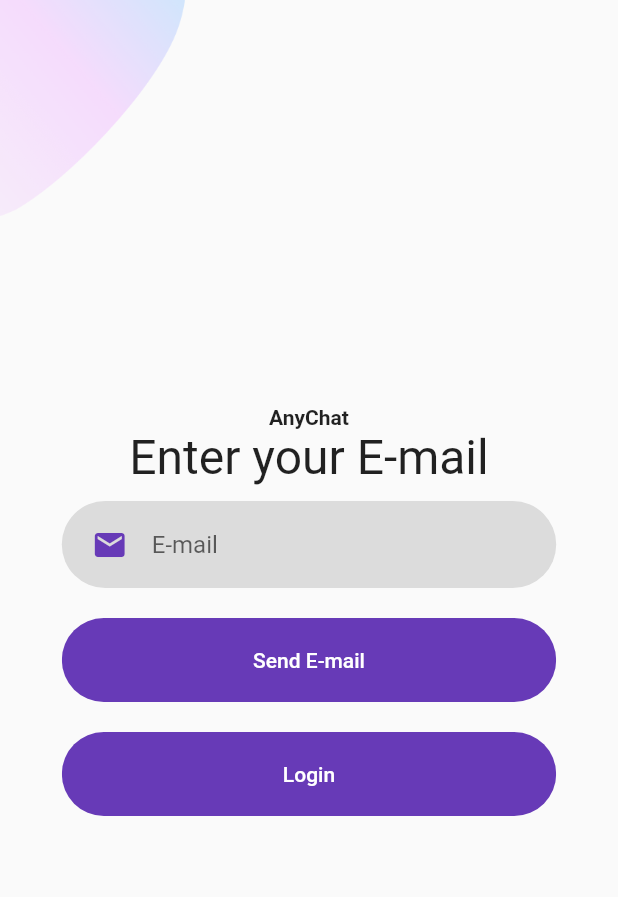
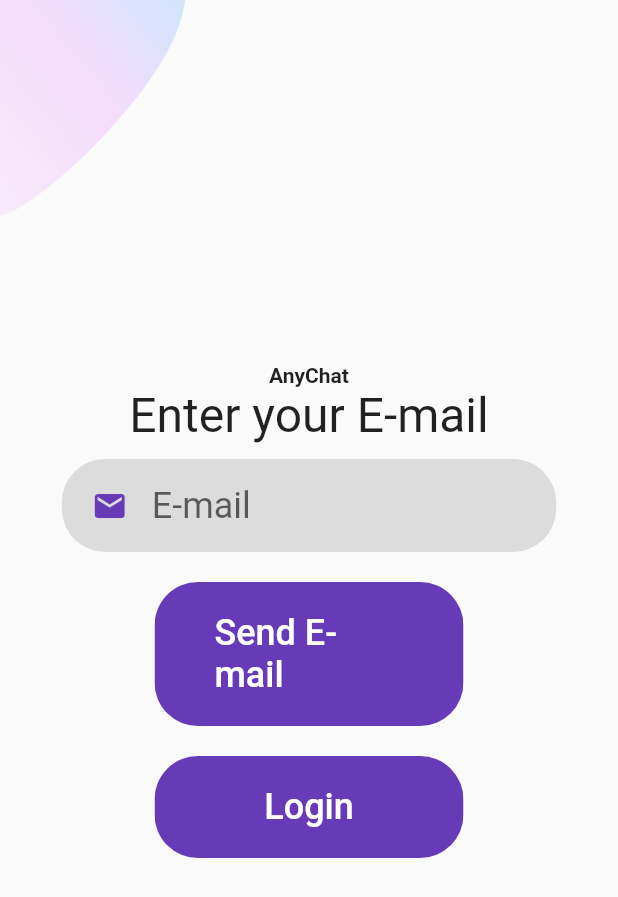
Before and after one commit to AdamTV/anychat, a Flutter app: the LoginScreen screen opened by its route, after a tap on "Forgot Password?", on a phone screen of 412 x 824 dp. Shown: the top 897 px of the screen. Run offline on Flutter 3.47's test engine with Material 3 defaults, Android fonts, the phone set to English and light mode, and no system bars; our stand-ins replace cloud_firestore, firebase_auth, firebase_core, firebase_storage, flutter_local_notifications, flutter_slidable and 10 more; missing offline and left inert: devicelocale, disposables, firebase_app_check, flutter_facebook_auth, flutter_ringtone_player, flutter_sound and 2 more; accounts and stored records are empty; generated files the repository leaves out were written again.

Commit message:
Refactor launch configurations, themes, and UI components
Update launch configurations, adjust themes for improved consistency, and modify UI components to enhance visual appeal and user experience. The changes also include added authorization scope for Google Cloud Platform. No significant issues are expected to arise from these modifications.

Closes: #123, #456

```diff
--- a/lib/components/constants.dart
+++ b/lib/components/constants.dart
@@ -7,28 +7,30 @@ final ThemeData kDefaultTheme = ThemeData(
     primaryColorDark: Colors.deepPurple[900],
     primaryColorLight: Colors.white,
     brightness: Brightness.light,
-    textTheme: Typography.blackMountainView,
-    colorScheme: ColorScheme.fromSwatch(primarySwatch: Colors.purple)
-        .copyWith(secondary: Colors.deepPurple[900])
-        .copyWith(
-            background: const Color(0x0000008b), brightness: Brightness.light));
+    textTheme: Typography.blackHelsinki,
+    colorScheme: ColorScheme.fromSeed(seedColor: Colors.purple).copyWith(
+        secondary: Colors.deepPurple[900],
+        background: Color.fromARGB(50, 0, 0, 139),
+        brightness: Brightness.light));
 
 final ThemeData kDarkTheme = ThemeData(
     useMaterial3: false,
     primaryColor: Colors.deepPurple,
     focusColor: Colors.black12,
-    primaryColorDark: Colors.grey[800],
+    primaryColorDark: Colors.deepPurple[900],
     primaryColorLight: Colors.white,
     brightness: Brightness.dark,
-    textTheme: Typography.whiteMountainView,
-    colorScheme: ColorScheme.fromSwatch(primarySwatch: Colors.purple)
-        .copyWith(secondary: Colors.deepPurple[900])
-        .copyWith(
-            background: const Color(0x0000008b), brightness: Brightness.dark));
+    textTheme: Typography.whiteHelsinki,
+    colorScheme: ColorScheme.fromSeed(seedColor: Colors.purple).copyWith(
+        secondary: Colors.deepPurple[900],
+        background: Color.fromARGB(50, 0, 0, 139),
+        brightness: Brightness.dark));
 
 final Color? kDefaultChatBubbleColorLeft = Colors.grey[200];
 final Color? kDefaultChatBubbleColorRight = Colors.blue[200];
 final Color? kDarkChatBubbleColorLeft = Colors.grey[800];
-final Color? kDarkChatBubbleColorRight = Colors.deepPurple[800];
+final Color? kDarkChatBubbleColorRight = const Color.fromARGB(214, 69, 39, 160);
+
+double? fontSize = 24;
 
 const agoraAppId = '72559be0b8944a8fb70a772d196078ce';
--- a/lib/components/have_account_check.dart
+++ b/lib/components/have_account_check.dart
@@ -1,3 +1,4 @@
+import 'package:anychat/components/constants.dart';
 import 'package:flutter/material.dart';
 import 'package:flutter_gen/gen_l10n/app_localizations.dart';
 
@@ -20,7 +21,8 @@ class HaveAccountCheck extends StatelessWidget {
           login
               ? "${AppLocalizations.of(context)!.doNotHaveAccount} "
               : "${AppLocalizations.of(context)!.haveAccount} ",
-          style: TextStyle(color: Theme.of(context).primaryColor),
+          style: TextStyle(
+              color: Theme.of(context).primaryColor, fontSize: fontSize! - 4.0),
         ),
         GestureDetector(
           onTap: press as void Function()?,
@@ -31,6 +33,7 @@ class HaveAccountCheck extends StatelessWidget {
             style: TextStyle(
               color: Theme.of(context).primaryColor,
               fontWeight: FontWeight.bold,
+              fontSize: fontSize! - 4.0,
             ),
           ),
         )
--- a/lib/components/or_divider.dart
+++ b/lib/components/or_divider.dart
@@ -1,3 +1,4 @@
+import 'package:anychat/components/constants.dart';
 import 'package:flutter/material.dart';
 import 'package:flutter_gen/gen_l10n/app_localizations.dart';
 
@@ -18,9 +19,9 @@ class OrDivider extends StatelessWidget {
             child: Text(
               AppLocalizations.of(context)!.or_caps,
               style: TextStyle(
-                color: Theme.of(context).primaryColor,
-                fontWeight: FontWeight.w600,
-              ),
+                  color: Theme.of(context).primaryColor,
+                  fontWeight: FontWeight.w600,
+                  fontSize: fontSize),
             ),
           ),
           buildDivider(),
--- a/lib/components/rounded_button.dart
+++ b/lib/components/rounded_button.dart
@@ -1,3 +1,4 @@
+import 'package:anychat/components/constants.dart';
 import 'package:flutter/material.dart';
 
 class RoundedButton extends StatelessWidget {
@@ -17,7 +18,7 @@ class RoundedButton extends StatelessWidget {
     Size size = MediaQuery.of(context).size;
     return Container(
       margin: const EdgeInsets.symmetric(vertical: 10),
-      width: size.width * 0.8,
+      width: size.width * 0.5,
       constraints: const BoxConstraints(maxWidth: 500),
       child: ClipRRect(
         borderRadius: BorderRadius.circular(29),
@@ -29,7 +30,8 @@ class RoundedButton extends StatelessWidget {
           onPressed: press as void Function()?,
           child: Text(
             text!,
-            style: TextStyle(color: Theme.of(context).primaryColorLight),
+            style: TextStyle(
+                color: Theme.of(context).primaryColorLight, fontSize: fontSize),
           ),
         ),
       ),
--- a/lib/components/rounded_input_field.dart
+++ b/lib/components/rounded_input_field.dart
@@ -1,3 +1,4 @@
+import 'package:anychat/components/constants.dart';
 import 'package:anychat/components/text_field_container.dart';
 import 'package:flutter/material.dart';
 
@@ -22,6 +23,7 @@ class RoundedInputField extends StatelessWidget {
         initialValue: initialValue,
         onChanged: onChanged,
         cursorColor: Theme.of(context).primaryColor,
+        style: TextStyle(fontSize: fontSize),
         decoration: InputDecoration(
           icon: Icon(
             icon,
--- a/lib/components/rounded_password_field.dart
+++ b/lib/components/rounded_password_field.dart
@@ -1,3 +1,4 @@
+import 'package:anychat/components/constants.dart';
 import 'package:anychat/components/text_field_container.dart';
 import 'package:flutter/material.dart';
 import 'package:flutter_gen/gen_l10n/app_localizations.dart';
@@ -20,6 +21,7 @@ class _RoundedPasswordFieldState extends State<RoundedPasswordField> {
   Widget build(BuildContext context) {
     return TextFieldContainer(
       child: TextField(
+        style: TextStyle(fontSize: fontSize),
         obscureText: obscureText,
         onChanged: widget.onChanged,
         cursorColor: Theme.of(context).primaryColor,
--- a/lib/components/social_icon.dart
+++ b/lib/components/social_icon.dart
@@ -18,23 +18,22 @@ class SocialIcon extends StatelessWidget {
       onTap: press as void Function()?,
       child: Container(
         margin: const EdgeInsets.symmetric(horizontal: 10),
-        padding: const EdgeInsets.all(20),
+        padding: const EdgeInsets.all(15),
         decoration: BoxDecoration(
+          color: Theme.of(context).primaryColor,
           border: Border.all(
             width: 2,
-            color: Theme.of(context).primaryColorDark,
+            color: Theme.of(context).primaryColor,
           ),
           shape: BoxShape.circle,
         ),
-        child: SvgPicture.asset(
-          iconSrc!,
-          height: size.width >= 750 ? 20 : size.width * 0.04,
-          width: size.width >= 750 ? 20 : size.width * 0.04,
-          colorFilter: ColorFilter.mode(
-            Theme.of(context).colorScheme.secondary,
-            BlendMode.srcIn,
-          )
-        ),
+        child: SvgPicture.asset(iconSrc!,
+            height: size.width * (size.width >= 750 ? 0.035 : 0.04),
+            width: size.width * (size.width >= 750 ? 0.035 : 0.04),
+            colorFilter: ColorFilter.mode(
+              Theme.of(context).colorScheme.onBackground,
+              BlendMode.srcIn,
+            )),
       ),
     );
   }
--- a/lib/screens/login_screen.dart
+++ b/lib/screens/login_screen.dart
@@ -1,4 +1,5 @@
 import 'package:anychat/components/anychat_auth.dart';
+import 'package:anychat/components/constants.dart';
 import 'package:anychat/components/have_account_check.dart';
 import 'package:anychat/components/or_divider.dart';
 import 'package:anychat/components/rounded_button.dart';
@@ -32,11 +33,11 @@ class _LoginScreenState extends State<LoginScreen> {
         child: Column(
           mainAxisAlignment: MainAxisAlignment.center,
           children: <Widget>[
-            Text(
-              AppLocalizations.of(context)!.login_caps,
-              style: const TextStyle(fontWeight: FontWeight.bold),
-            ),
-            SizedBox(height: size.height * 0.03),
+            // Text(
+            //   AppLocalizations.of(context)!.login_caps,
+            //   style: const TextStyle(fontWeight: FontWeight.bold),
+            // ),
+            // SizedBox(height: size.height * 0.03),
             SvgPicture.asset(
               "assets/icons/login.svg",
               height:
@@ -124,7 +125,9 @@ class _LoginScreenState extends State<LoginScreen> {
               },
               child: Text(
                 AppLocalizations.of(context)!.forgotPassword,
-                style: TextStyle(color: Theme.of(context).primaryColor),
+                style: TextStyle(
+                    color: Theme.of(context).primaryColor,
+                    fontSize: fontSize! - 4.0),
               ),
             ),
             HaveAccountCheck(
```
Also changed, not shown: lib/screens/chat_screen.dart (+32 -12 lines), lib/screens/conversations_screen.dart (+24 -2 lines), lib/screens/register_screen.dart (+23 -10 lines), lib/screens/welcome_screen.dart (+8 -6 lines), pubspec.yaml (+20 -8 lines), assets/icons/anychat-text-only-darkTheme.png (added), assets/icons/anychat-text-only-lightTheme.png (added), assets/icons/globe-chat.webp (added), assets/icons/globecomplexSphere.webp (added), assets/icons/logo-icon.png, pubspec.lock, 41 other files.
